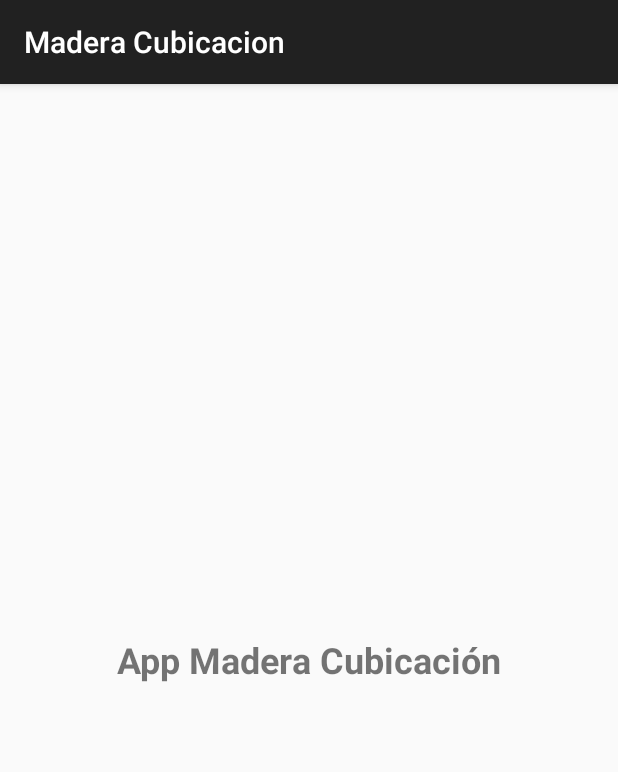
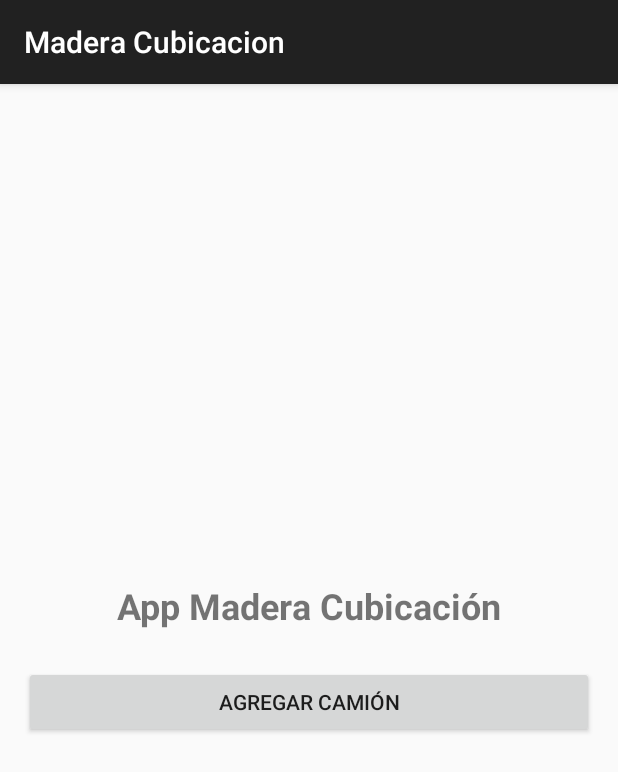
Before and after one commit to Siryosey/APP-CUBICACION, an Android app: the screen it shows after launch (MainActivity), on a phone screen of 412 x 824 dp. Shown: the top 772 px of the screen. Run offline under Robolectric (Android 15) with nearby library versions, the phone set to English and light mode, and no system bars.

Commit message:
Update activity_main.xml

```diff
--- a/MaderaCubicacionApp_Base/app/src/main/res/layout/activity_main.xml
+++ b/MaderaCubicacionApp_Base/app/src/main/res/layout/activity_main.xml
@@ -14,5 +14,11 @@
         android:text="App Madera Cubicación"
         android:textSize="24sp"
         android:textStyle="bold" />
+    <Button
+    android:id="@+id/btnAgregarCamion"
+    android:layout_width="match_parent"
+    android:layout_height="wrap_content"
+    android:text="Agregar Camión"
+    android:layout_marginTop="24dp"/>
 
 </LinearLayout>
```
